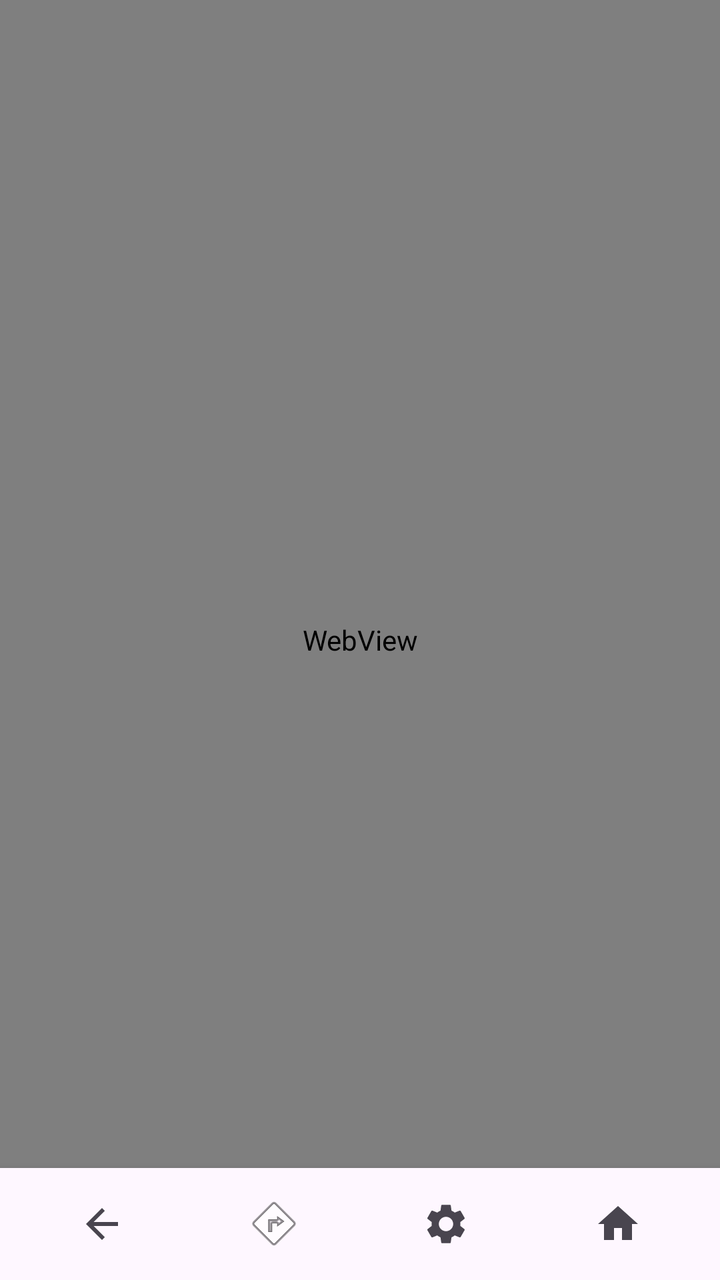
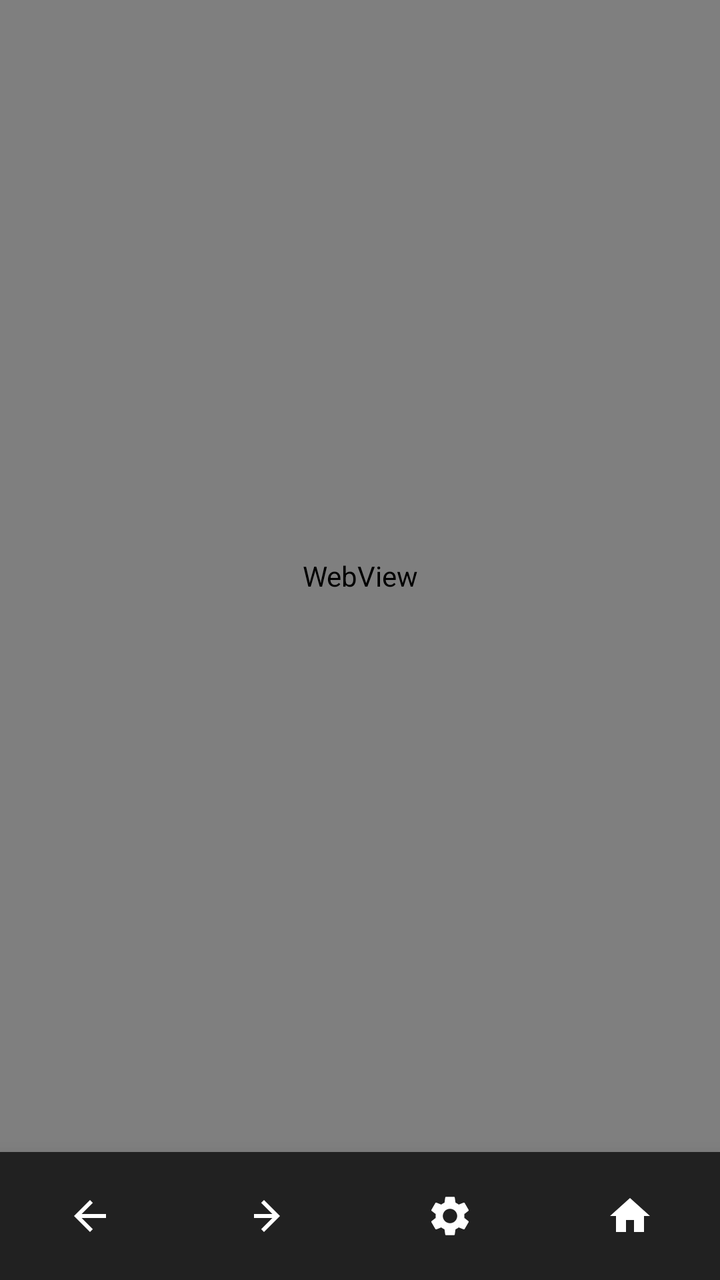

Before-and-after screenshots of an Android layout around one commit, followed by the original layout XML and the change that was made.
<!-- AndroidManifest.xml: application theme Theme.Redteamtube -->
<!-- res/layout/activity_main.xml -->
<?xml version="1.0" encoding="utf-8"?>
<FrameLayout xmlns:android="http://schemas.android.com/apk/res/android"
    xmlns:tools="http://schemas.android.com/tools"
    android:layout_width="match_parent"
    android:layout_height="match_parent"
    android:background="#000000"
    tools:context=".MainActivity">

    
    <WebView
        android:id="@+id/webView"
        android:layout_width="match_parent"
        android:layout_height="match_parent" />

    
    <ProgressBar
        android:id="@+id/progressBar"
        style="?android:attr/progressBarStyleHorizontal"
        android:layout_width="match_parent"
        android:layout_height="3dp"
        android:layout_gravity="top"
        android:visibility="gone" />

    
    <LinearLayout
        android:id="@+id/bottomNavigationBar"
        android:layout_width="match_parent"
        android:layout_height="56dp"
        android:layout_gravity="bottom"
        android:background="?android:attr/colorBackground"
        android:elevation="8dp"
        android:gravity="center"
        android:orientation="horizontal"
        android:paddingStart="8dp"
        android:paddingEnd="8dp">

        
        <ImageButton
            android:id="@+id/btnBack"
            android:layout_width="0dp"
            android:layout_height="48dp"
            android:layout_weight="1"
            android:background="?attr/selectableItemBackgroundBorderless"
            android:contentDescription="Back"
            android:src="@drawable/ic_arrow_back" />

        
        <ImageButton
            android:id="@+id/btnForward"
            android:layout_width="0dp"
            android:layout_height="48dp"
            android:layout_weight="1"
            android:background="?attr/selectableItemBackgroundBorderless"
            android:contentDescription="Forward"
            android:src="@android:drawable/ic_menu_directions" />

        
        <ImageButton
            android:id="@+id/btnSettings"
            android:layout_width="0dp"
            android:layout_height="48dp"
            android:layout_weight="1"
            android:background="?attr/selectableItemBackgroundBorderless"
            android:contentDescription="Settings"
            android:src="@drawable/ic_settings" />

        
        <ImageButton
            android:id="@+id/btnHome"
            android:layout_width="0dp"
            android:layout_height="48dp"
            android:layout_weight="1"
            android:background="?attr/selectableItemBackgroundBorderless"
            android:contentDescription="Close App"
            android:src="@drawable/ic_home" />

    </LinearLayout>

</FrameLayout>
<!-- resources referenced by this layout -->
<resources>
  <!-- drawable ic_arrow_back (drawable) -->
  <vector xmlns:android="http://schemas.android.com/apk/res/android"
      android:width="24dp"
      android:height="24dp"
      android:viewportWidth="24"
      android:viewportHeight="24"
      android:tint="?attr/colorControlNormal">
      <path
          android:fillColor="@android:color/white"
          android:pathData="M20,11H7.83l5.59,-5.59L12,4l-8,8 8,8 1.41,-1.41L7.83,13H20v-2z"/>
  </vector>
  <!-- drawable ic_home (drawable) -->
  <vector xmlns:android="http://schemas.android.com/apk/res/android"
      android:width="24dp"
      android:height="24dp"
      android:viewportWidth="24"
      android:viewportHeight="24"
      android:tint="?attr/colorControlNormal">
      <path
          android:fillColor="@android:color/white"
          android:pathData="M10,20v-6h4v6h5v-8h3L12,3 2,12h3v8z"/>
  </vector>
  <!-- drawable ic_settings (drawable) -->
  <vector xmlns:android="http://schemas.android.com/apk/res/android"
      android:width="24dp"
      android:height="24dp"
      android:viewportWidth="24"
      android:viewportHeight="24"
      android:tint="?attr/colorControlNormal">
      <path
          android:fillColor="@android:color/white"
          android:pathData="M19.14,12.94c0.04,-0.3 0.06,-0.61 0.06,-0.94c0,-0.32 -0.02,-0.64 -0.07,-0.94l2.03,-1.58c0.18,-0.14 0.23,-0.41 0.12,-0.61l-1.92,-3.32c-0.12,-0.22 -0.37,-0.29 -0.59,-0.22l-2.39,0.96c-0.5,-0.38 -1.03,-0.7 -1.62,-0.94L14.4,2.81c-0.04,-0.24 -0.24,-0.41 -0.48,-0.41h-3.84c-0.24,0 -0.43,0.17 -0.47,0.41L9.25,5.35C8.66,5.59 8.12,5.92 7.63,6.29L5.24,5.33c-0.22,-0.08 -0.47,0 -0.59,0.22L2.74,8.87C2.62,9.08 2.66,9.34 2.86,9.48l2.03,1.58C4.84,11.36 4.8,11.69 4.8,12s0.02,0.64 0.07,0.94l-2.03,1.58c-0.18,0.14 -0.23,0.41 -0.12,0.61l1.92,3.32c0.12,0.22 0.37,0.29 0.59,0.22l2.39,-0.96c0.5,0.38 1.03,0.7 1.62,0.94l0.36,2.54c0.05,0.24 0.24,0.41 0.48,0.41h3.84c0.24,0 0.44,-0.17 0.47,-0.41l0.36,-2.54c0.59,-0.24 1.13,-0.56 1.62,-0.94l2.39,0.96c0.22,0.08 0.47,0 0.59,-0.22l1.92,-3.32c0.12,-0.22 0.07,-0.47 -0.12,-0.61L19.14,12.94zM12,15.6c-1.98,0 -3.6,-1.62 -3.6,-3.6s1.62,-3.6 3.6,-3.6s3.6,1.62 3.6,3.6S13.98,15.6 12,15.6z"/>
  </vector>
  <style name="Theme.Redteamtube" parent="Base.Theme.Redteamtube" />
  <style name="Base.Theme.Redteamtube" parent="Theme.Material3.DayNight.NoActionBar">
          
          
      </style>
</resources>

<!-- the commit's change to res/layout/activity_main.xml (unified diff, before → after) -->
@@ -1,79 +1,131 @@
 <?xml version="1.0" encoding="utf-8"?>
-<FrameLayout xmlns:android="http://schemas.android.com/apk/res/android"
+<LinearLayout xmlns:android="http://schemas.android.com/apk/res/android"
     xmlns:tools="http://schemas.android.com/tools"
     android:layout_width="match_parent"
     android:layout_height="match_parent"
+    android:orientation="vertical"
     android:background="#000000"
     tools:context=".MainActivity">
 
     
-    <WebView
-        android:id="@+id/webView"
+    <FrameLayout
         android:layout_width="match_parent"
-        android:layout_height="match_parent" />
+        android:layout_height="0dp"
+        android:layout_weight="1">
 
-    
-    <ProgressBar
-        android:id="@+id/progressBar"
-        style="?android:attr/progressBarStyleHorizontal"
-        android:layout_width="match_parent"
-        android:layout_height="3dp"
-        android:layout_gravity="top"
-        android:visibility="gone" />
+        
+        <WebView
+            android:id="@+id/webView"
+            android:layout_width="match_parent"
+            android:layout_height="match_parent" />
+
+        
+        <ProgressBar
+            android:id="@+id/progressBar"
+            style="?android:attr/progressBarStyleHorizontal"
+            android:layout_width="match_parent"
+            android:layout_height="3dp"
+            android:layout_gravity="top"
+            android:visibility="gone" />
+
+    </FrameLayout>
 
     
     <LinearLayout
         android:id="@+id/bottomNavigationBar"
         android:layout_width="match_parent"
-        android:layout_height="56dp"
-        android:layout_gravity="bottom"
-        android:background="?android:attr/colorBackground"
-        android:elevation="8dp"
+        android:layout_height="64dp"
+        android:background="@color/youtube_dark_gray"
+        android:elevation="16dp"
         android:gravity="center"
         android:orientation="horizontal"
-        android:paddingStart="8dp"
-        android:paddingEnd="8dp">
+        android:paddingTop="4dp"
+        android:paddingBottom="4dp">
 
         
-        <ImageButton
+        <LinearLayout
             android:id="@+id/btnBack"
             android:layout_width="0dp"
-            android:layout_height="48dp"
+            android:layout_height="match_parent"
             android:layout_weight="1"
+            android:orientation="vertical"
+            android:gravity="center"
             android:background="?attr/selectableItemBackgroundBorderless"
-            android:contentDescription="Back"
-            android:src="@drawable/ic_arrow_back" />
+            android:clickable="true"
+            android:focusable="true">
+
+            <ImageView
+                android:layout_width="24dp"
+                android:layout_height="24dp"
+                android:contentDescription="@string/back"
+                android:src="@drawable/ic_arrow_back"
+                android:tint="@color/text_primary" />
+
+        </LinearLayout>
 
         
-        <ImageButton
+        <LinearLayout
             android:id="@+id/btnForward"
             android:layout_width="0dp"
-            android:layout_height="48dp"
+            android:layout_height="match_parent"
             android:layout_weight="1"
+            android:orientation="vertical"
+            android:gravity="center"
             android:background="?attr/selectableItemBackgroundBorderless"
-            android:contentDescription="Forward"
-            android:src="@android:drawable/ic_menu_directions" />
+            android:clickable="true"
+            android:focusable="true">
+
+            <ImageView
+                android:layout_width="24dp"
+                android:layout_height="24dp"
+                android:contentDescription="@string/forward"
+                android:src="@drawable/ic_arrow_forward"
+                android:tint="@color/text_primary" />
+
+        </LinearLayout>
 
         
-        <ImageButton
+        <LinearLayout
             android:id="@+id/btnSettings"
             android:layout_width="0dp"
-            android:layout_height="48dp"
+            android:layout_height="match_parent"
             android:layout_weight="1"
+            android:orientation="vertical"
+            android:gravity="center"
             android:background="?attr/selectableItemBackgroundBorderless"
-            android:contentDescription="Settings"
-            android:src="@drawable/ic_settings" />
+            android:clickable="true"
+            android:focusable="true">
+
+            <ImageView
+                android:layout_width="24dp"
+                android:layout_height="24dp"
+                android:contentDescription="@string/settings"
+                android:src="@drawable/ic_settings"
+                android:tint="@color/text_primary" />
+
+        </LinearLayout>
 
         
-        <ImageButton
+        <LinearLayout
             android:id="@+id/btnHome"
             android:layout_width="0dp"
-            android:layout_height="48dp"
+            android:layout_height="match_parent"
             android:layout_weight="1"
+            android:orientation="vertical"
+            android:gravity="center"
             android:background="?attr/selectableItemBackgroundBorderless"
-            android:contentDescription="Close App"
-            android:src="@drawable/ic_home" />
+            android:clickable="true"
+            android:focusable="true">
+
+            <ImageView
+                android:layout_width="24dp"
+                android:layout_height="24dp"
+                android:contentDescription="@string/close_app"
+                android:src="@drawable/ic_home"
+                android:tint="@color/text_primary" />
+
+        </LinearLayout>
 
     </LinearLayout>
 
-</FrameLayout>
+</LinearLayout>
<!-- resource entries referenced after the edit -->
@@ -1,5 +1,7 @@
 <!-- resources referenced by this layout -->
 <resources>
+  <color name="text_primary">#FFFFFF</color>
+  <color name="youtube_dark_gray">#212121</color>
   <!-- drawable ic_arrow_back (drawable) -->
   <vector xmlns:android="http://schemas.android.com/apk/res/android"
       android:width="24dp"
@@ -10,6 +12,17 @@
       <path
           android:fillColor="@android:color/white"
           android:pathData="M20,11H7.83l5.59,-5.59L12,4l-8,8 8,8 1.41,-1.41L7.83,13H20v-2z"/>
+  </vector>
+  <!-- drawable ic_arrow_forward (drawable) -->
+  <vector xmlns:android="http://schemas.android.com/apk/res/android"
+      android:width="24dp"
+      android:height="24dp"
+      android:viewportWidth="24"
+      android:viewportHeight="24"
+      android:tint="?attr/colorControlNormal">
+      <path
+          android:fillColor="@android:color/white"
+          android:pathData="M4,11h9.17l-5.59,-5.59L9,4l8,8 -8,8 -1.41,-1.41L13.17,13H4v-2z"/>
   </vector>
   <!-- drawable ic_home (drawable) -->
   <vector xmlns:android="http://schemas.android.com/apk/res/android"
@@ -33,6 +46,10 @@
           android:fillColor="@android:color/white"
           android:pathData="M19.14,12.94c0.04,-0.3 0.06,-0.61 0.06,-0.94c0,-0.32 -0.02,-0.64 -0.07,-0.94l2.03,-1.58c0.18,-0.14 0.23,-0.41 0.12,-0.61l-1.92,-3.32c-0.12,-0.22 -0.37,-0.29 -0.59,-0.22l-2.39,0.96c-0.5,-0.38 -1.03,-0.7 -1.62,-0.94L14.4,2.81c-0.04,-0.24 -0.24,-0.41 -0.48,-0.41h-3.84c-0.24,0 -0.43,0.17 -0.47,0.41L9.25,5.35C8.66,5.59 8.12,5.92 7.63,6.29L5.24,5.33c-0.22,-0.08 -0.47,0 -0.59,0.22L2.74,8.87C2.62,9.08 2.66,9.34 2.86,9.48l2.03,1.58C4.84,11.36 4.8,11.69 4.8,12s0.02,0.64 0.07,0.94l-2.03,1.58c-0.18,0.14 -0.23,0.41 -0.12,0.61l1.92,3.32c0.12,0.22 0.37,0.29 0.59,0.22l2.39,-0.96c0.5,0.38 1.03,0.7 1.62,0.94l0.36,2.54c0.05,0.24 0.24,0.41 0.48,0.41h3.84c0.24,0 0.44,-0.17 0.47,-0.41l0.36,-2.54c0.59,-0.24 1.13,-0.56 1.62,-0.94l2.39,0.96c0.22,0.08 0.47,0 0.59,-0.22l1.92,-3.32c0.12,-0.22 0.07,-0.47 -0.12,-0.61L19.14,12.94zM12,15.6c-1.98,0 -3.6,-1.62 -3.6,-3.6s1.62,-3.6 3.6,-3.6s3.6,1.62 3.6,3.6S13.98,15.6 12,15.6z"/>
   </vector>
+  <string name="back">Back</string>
+  <string name="close_app">Close App</string>
+  <string name="forward">Forward</string>
+  <string name="settings">Settings</string>
   <style name="Theme.Redteamtube" parent="Base.Theme.Redteamtube" />
   <style name="Base.Theme.Redteamtube" parent="Theme.Material3.DayNight.NoActionBar">
           
